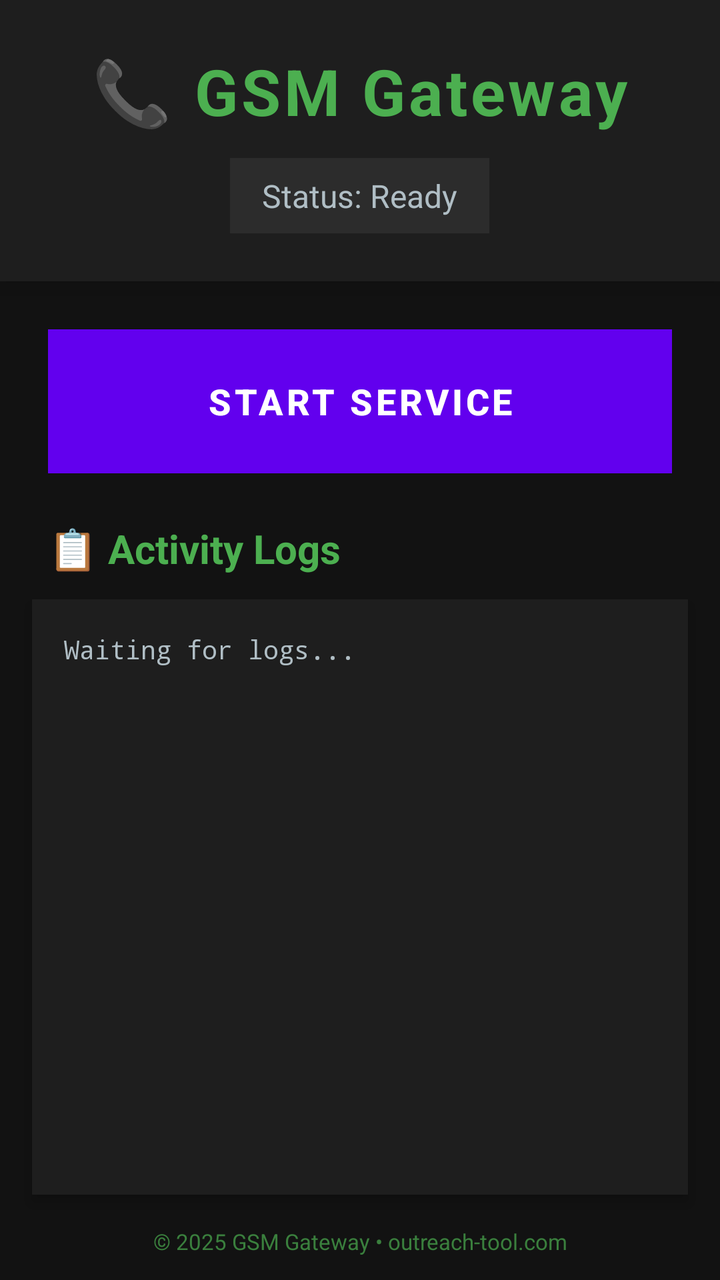
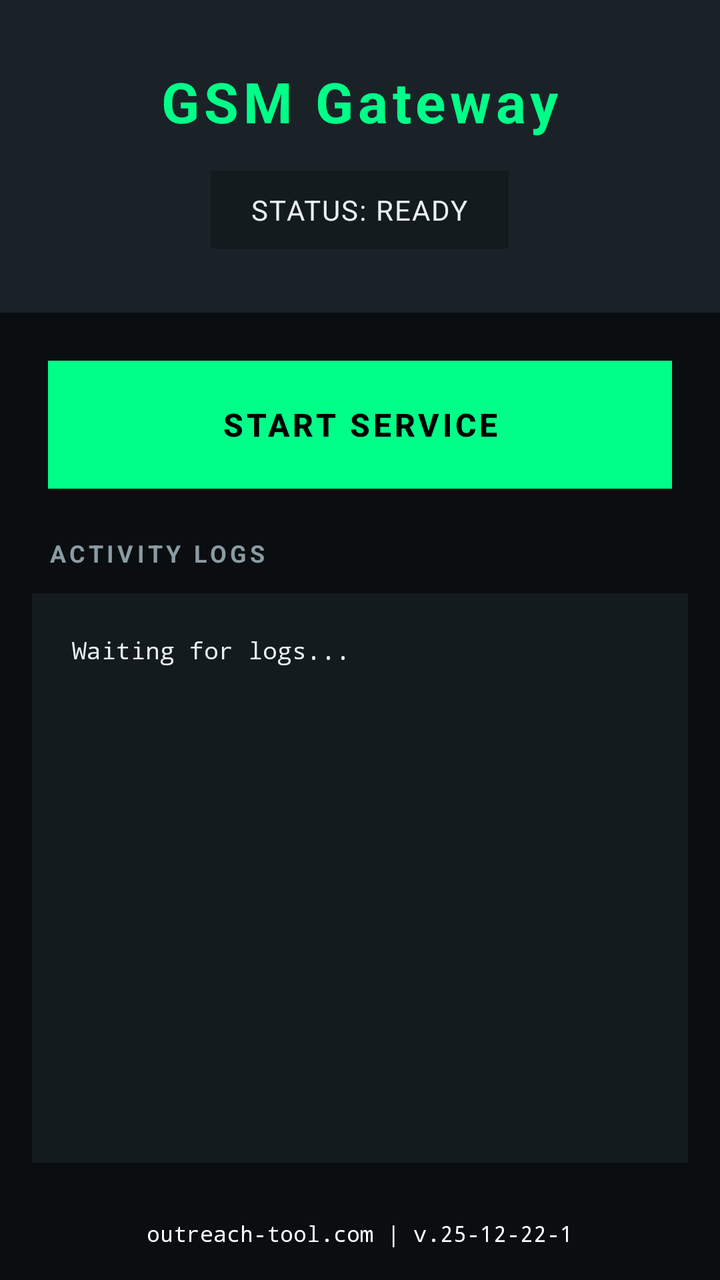

Compare the two renders of this Android layout. The source of the first and the diff that turns it into the second are given below.
<!-- AndroidManifest.xml: application theme Theme.AndroidGSM -->
<!-- res/layout/activity_main.xml -->
<?xml version="1.0" encoding="utf-8"?>
<LinearLayout xmlns:android="http://schemas.android.com/apk/res/android"
    android:layout_width="match_parent"
    android:layout_height="match_parent"
    android:orientation="vertical"
    android:background="#121212">

    
    <LinearLayout
        android:layout_width="match_parent"
        android:layout_height="wrap_content"
        android:orientation="vertical"
        android:background="#1E1E1E"
        android:padding="24dp"
        android:elevation="8dp">

        <TextView
            android:layout_width="wrap_content"
            android:layout_height="wrap_content"
            android:text="📞 GSM Gateway"
            android:textSize="32sp"
            android:textColor="#4CAF50"
            android:textStyle="bold"
            android:layout_gravity="center"
            android:letterSpacing="0.05" />

        <TextView
            android:id="@+id/statusTextView"
            android:layout_width="wrap_content"
            android:layout_height="wrap_content"
            android:text="Status: Ready"
            android:textSize="16sp"
            android:textColor="#B0BEC5"
            android:layout_gravity="center"
            android:layout_marginTop="12dp"
            android:padding="8dp"
            android:background="#2C2C2C"
            android:paddingStart="16dp"
            android:paddingEnd="16dp" />
    </LinearLayout>

    
    <LinearLayout
        android:layout_width="match_parent"
        android:layout_height="wrap_content"
        android:orientation="vertical"
        android:padding="24dp"
        android:gravity="center">

        <Button
            android:id="@+id/toggleButton"
            android:layout_width="match_parent"
            android:layout_height="72dp"
            android:text="START SERVICE"
            android:textSize="18sp"
            android:textStyle="bold"
            android:textColor="#FFFFFF"
            android:background="#4CAF50"
            android:elevation="6dp"
            android:stateListAnimator="@null" />
    </LinearLayout>

    
    <TextView
        android:layout_width="match_parent"
        android:layout_height="wrap_content"
        android:text="📋 Activity Logs"
        android:textSize="20sp"
        android:textStyle="bold"
        android:textColor="#4CAF50"
        android:paddingStart="24dp"
        android:paddingEnd="24dp"
        android:layout_marginBottom="12dp" />

    <ScrollView
        android:id="@+id/scrollView"
        android:layout_width="match_parent"
        android:layout_height="0dp"
        android:layout_weight="1"
        android:background="#1E1E1E"
        android:padding="16dp"
        android:layout_marginStart="16dp"
        android:layout_marginEnd="16dp"
        android:layout_marginBottom="16dp"
        android:elevation="4dp">

        <TextView
            android:id="@+id/logTextView"
            android:layout_width="match_parent"
            android:layout_height="wrap_content"
            android:text="Waiting for logs...\n"
            android:textSize="13sp"
            android:textColor="#B0BEC5"
            android:fontFamily="monospace"
            android:lineSpacingExtra="4dp" />
    </ScrollView>

    
    <TextView
        android:layout_width="match_parent"
        android:layout_height="wrap_content"
        android:text="© 2025 GSM Gateway • outreach-tool.com"
        android:textSize="11sp"
        android:textColor="#4CAF50"
        android:gravity="center"
        android:paddingBottom="12dp"
        android:alpha="0.7" />

</LinearLayout>
<!-- resources referenced by this layout -->
<resources>
  <style name="Theme.AndroidGSM" parent="Theme.MaterialComponents.DayNight.DarkActionBar">
          
          <item name="colorPrimary">@color/purple_500</item>
          <item name="colorPrimaryVariant">@color/purple_700</item>
          <item name="colorOnPrimary">@color/white</item>
          
          <item name="colorSecondary">@color/teal_200</item>
          <item name="colorSecondaryVariant">@color/teal_700</item>
          <item name="colorOnSecondary">@color/black</item>
          
          <item name="android:statusBarColor">?attr/colorPrimaryVariant</item>
          
      </style>
  <color name="purple_500">#FF6200EE</color>
  <color name="purple_700">#FF3700B3</color>
  <color name="white">#FFFFFFFF</color>
  <color name="teal_200">#FF03DAC5</color>
  <color name="teal_700">#FF018786</color>
  <color name="black">#FF000000</color>
</resources>

<!-- the commit's change to res/layout/activity_main.xml (unified diff, before → after) -->
@@ -3,43 +3,43 @@
     android:layout_width="match_parent"
     android:layout_height="match_parent"
     android:orientation="vertical"
-    android:background="#121212">
+    android:background="@color/bg_dark">
 
-    
     <LinearLayout
         android:layout_width="match_parent"
         android:layout_height="wrap_content"
         android:orientation="vertical"
-        android:background="#1E1E1E"
-        android:padding="24dp"
-        android:elevation="8dp">
+        android:background="@color/bg_elevated"
+        android:padding="32dp"
+        android:elevation="4dp">
 
         <TextView
             android:layout_width="wrap_content"
             android:layout_height="wrap_content"
-            android:text="📞 GSM Gateway"
-            android:textSize="32sp"
-            android:textColor="#4CAF50"
+            android:text="GSM Gateway"
+            android:textSize="28sp"
+            android:textColor="@color/brand_green"
             android:textStyle="bold"
             android:layout_gravity="center"
-            android:letterSpacing="0.05" />
+            android:letterSpacing="0.08" />
 
         <TextView
             android:id="@+id/statusTextView"
             android:layout_width="wrap_content"
             android:layout_height="wrap_content"
             android:text="Status: Ready"
-            android:textSize="16sp"
-            android:textColor="#B0BEC5"
+            android:textSize="14sp"
+            android:textColor="@color/text_primary"
             android:layout_gravity="center"
-            android:layout_marginTop="12dp"
-            android:padding="8dp"
-            android:background="#2C2C2C"
-            android:paddingStart="16dp"
-            android:paddingEnd="16dp" />
+            android:layout_marginTop="16dp"
+            android:padding="10dp"
+            android:paddingStart="20dp"
+            android:paddingEnd="20dp"
+            android:background="@color/bg_card"
+            android:textAllCaps="true"
+            android:letterSpacing="0.05" />
     </LinearLayout>
 
-    
     <LinearLayout
         android:layout_width="match_parent"
         android:layout_height="wrap_content"
@@ -50,60 +50,62 @@
         <Button
             android:id="@+id/toggleButton"
             android:layout_width="match_parent"
-            android:layout_height="72dp"
+            android:layout_height="64dp"
             android:text="START SERVICE"
-            android:textSize="18sp"
+            android:textSize="16sp"
             android:textStyle="bold"
-            android:textColor="#FFFFFF"
-            android:background="#4CAF50"
-            android:elevation="6dp"
+            android:textColor="@color/black"
+            android:background="@color/brand_green"
+            android:elevation="8dp"
+            android:letterSpacing="0.1"
             android:stateListAnimator="@null" />
     </LinearLayout>
 
-    
     <TextView
         android:layout_width="match_parent"
         android:layout_height="wrap_content"
-        android:text="📋 Activity Logs"
-        android:textSize="20sp"
+        android:text="ACTIVITY LOGS"
+        android:textSize="12sp"
         android:textStyle="bold"
-        android:textColor="#4CAF50"
+        android:textColor="@color/text_secondary"
         android:paddingStart="24dp"
         android:paddingEnd="24dp"
-        android:layout_marginBottom="12dp" />
+        android:layout_marginBottom="12dp"
+        android:letterSpacing="0.15" />
 
     <ScrollView
         android:id="@+id/scrollView"
         android:layout_width="match_parent"
         android:layout_height="0dp"
         android:layout_weight="1"
-        android:background="#1E1E1E"
-        android:padding="16dp"
+        android:background="@color/bg_card"
+        android:padding="20dp"
         android:layout_marginStart="16dp"
         android:layout_marginEnd="16dp"
         android:layout_marginBottom="16dp"
-        android:elevation="4dp">
+        android:elevation="2dp">
 
         <TextView
             android:id="@+id/logTextView"
             android:layout_width="match_parent"
             android:layout_height="wrap_content"
             android:text="Waiting for logs...\n"
-            android:textSize="13sp"
-            android:textColor="#B0BEC5"
+            android:textSize="12sp"
+            android:textColor="@color/text_primary"
             android:fontFamily="monospace"
-            android:lineSpacingExtra="4dp" />
+            android:lineSpacingExtra="6dp" />
     </ScrollView>
 
-    
     <TextView
+        android:id="@+id/versionTextView"
         android:layout_width="match_parent"
         android:layout_height="wrap_content"
-        android:text="© 2025 GSM Gateway • outreach-tool.com"
+        android:text="outreach-tool.com | v.25-12-22-1"
         android:textSize="11sp"
-        android:textColor="#4CAF50"
+        android:textColor="#ffffff"
+        android:fontFamily="monospace"
         android:gravity="center"
-        android:paddingBottom="12dp"
-        android:alpha="0.7" />
+        android:paddingTop="12dp"
+        android:paddingBottom="16dp" />
 
 </LinearLayout>
<!-- resource entries referenced after the edit -->
@@ -1,23 +1,23 @@
 <!-- resources referenced by this layout -->
 <resources>
-  <style name="Theme.AndroidGSM" parent="Theme.MaterialComponents.DayNight.DarkActionBar">
-          
-          <item name="colorPrimary">@color/purple_500</item>
-          <item name="colorPrimaryVariant">@color/purple_700</item>
-          <item name="colorOnPrimary">@color/white</item>
-          
-          <item name="colorSecondary">@color/teal_200</item>
-          <item name="colorSecondaryVariant">@color/teal_700</item>
+  <color name="bg_card">#141B1F</color>
+  <color name="bg_dark">#0A0E10</color>
+  <color name="bg_elevated">#1A2228</color>
+  <style name="Theme.AndroidGSM" parent="Theme.MaterialComponents.DayNight.NoActionBar">
+          <item name="colorPrimary">@color/brand_green</item>
+          <item name="colorPrimaryVariant">@color/brand_green_dark</item>
+          <item name="colorOnPrimary">@color/black</item>
+          <item name="colorSecondary">@color/brand_green</item>
+          <item name="colorSecondaryVariant">@color/brand_green_dark</item>
           <item name="colorOnSecondary">@color/black</item>
-          
-          <item name="android:statusBarColor">?attr/colorPrimaryVariant</item>
-          
+          <item name="android:statusBarColor">@color/bg_dark</item>
+          <item name="android:windowLightStatusBar" tools:targetApi="m">false</item>
+          <item name="android:navigationBarColor">@color/bg_dark</item>
       </style>
-  <color name="purple_500">#FF6200EE</color>
-  <color name="purple_700">#FF3700B3</color>
-  <color name="white">#FFFFFFFF</color>
-  <color name="teal_200">#FF03DAC5</color>
-  <color name="teal_700">#FF018786</color>
+  <color name="brand_green_dark">#00CC6A</color>
   <color name="black">#FF000000</color>
+  <color name="brand_green">#00FF88</color>
+  <color name="text_primary">#E8F0F2</color>
+  <color name="text_secondary">#8B9BA3</color>
 </resources>
 
